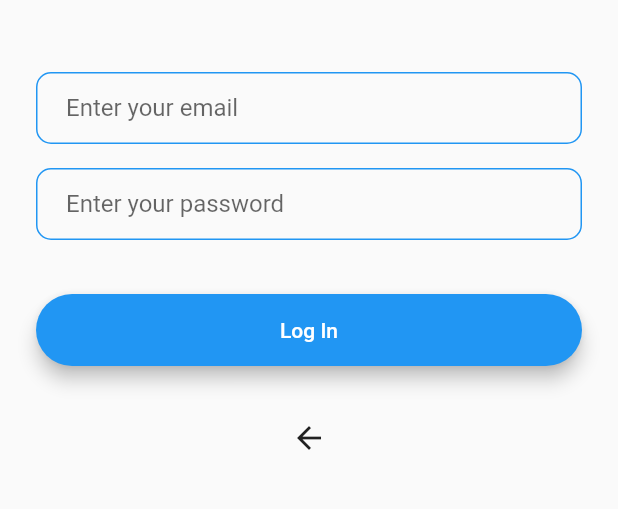
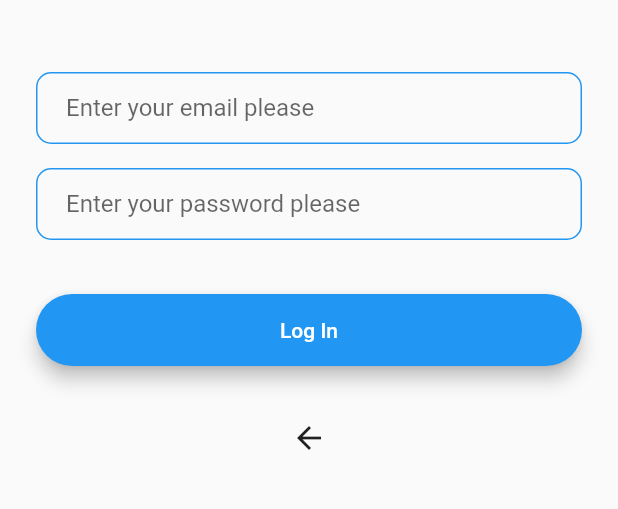
Before and after one commit to zhrwmmdi/Chat-Box, a Flutter app: the LoginScreen screen opened directly, on a phone screen of 412 x 824 dp, the part 531-1040 px from its top. Run offline on Flutter 3.47's test engine with Material 2 defaults, Android fonts, the phone set to English and light mode, and no system bars; missing offline and left inert: dart:html.

Commit message:
Routes and navigation between screens added

```diff
--- a/lib/Screens/chat_screen.dart
+++ b/lib/Screens/chat_screen.dart
@@ -2,6 +2,7 @@ import 'package:flutter/material.dart';
 import 'package:chat_box/constants.dart';
 
 class ChatScreen extends StatefulWidget {
+  static const String id = 'chat_screen';
   @override
   _ChatScreenState createState() => _ChatScreenState();
 }
--- a/lib/Screens/login_screen.dart
+++ b/lib/Screens/login_screen.dart
@@ -2,7 +2,7 @@ import '/constants.dart';
 import 'package:flutter/material.dart';
 
 class LoginScreen extends StatefulWidget {
-
+  static const String id = 'login_screen';
   @override
   _LoginScreenState createState() => _LoginScreenState();
 }
@@ -26,7 +26,7 @@ class _LoginScreenState extends State<LoginScreen> {
             ),
             TextField(
               decoration: const InputDecoration(
-                hintText: 'Enter your email',
+                hintText: 'Enter your email please',
                 contentPadding:
                 EdgeInsets.symmetric(vertical: 10.0, horizontal: 20.0),
                 border: OutlineInputBorder(
@@ -50,7 +50,7 @@ class _LoginScreenState extends State<LoginScreen> {
             ),
             TextField(
               decoration: const InputDecoration(
-                hintText: 'Enter your password',
+                hintText: 'Enter your password please',
                 contentPadding:
                 EdgeInsets.symmetric(vertical: 10.0, horizontal: 20.0),
                 border: OutlineInputBorder(
@@ -84,9 +84,9 @@ class _LoginScreenState extends State<LoginScreen> {
                   },
                   minWidth: 200.0,
                   height: 42.0,
-                  child: Text(
+                  child: const Text(
                     'Log In',
-                    style: const TextStyle(color: Colors.white),
+                    style: TextStyle(color: Colors.white),
                   ),
                 ),
               ),
--- a/lib/Screens/registration_screen.dart
+++ b/lib/Screens/registration_screen.dart
@@ -2,6 +2,7 @@ import '/constants.dart';
 import 'package:flutter/material.dart';
 
 class RegistrationScreen extends StatefulWidget {
+  static const String id = 'registration_screen';
   @override
   _RegistrationScreenState createState() => _RegistrationScreenState();
 }
@@ -26,7 +27,7 @@ class _RegistrationScreenState extends State<RegistrationScreen> {
             ),
             TextField(
               decoration: const InputDecoration(
-                hintText: 'Enter your email',
+                hintText: 'Enter your email please',
                 contentPadding:
                 EdgeInsets.symmetric(vertical: 10.0, horizontal: 20.0),
                 border: OutlineInputBorder(
```
Also changed, not shown: lib/Screens/welcome_screen.dart (+8 -0 lines), lib/main.dart (+10 -0 lines).
